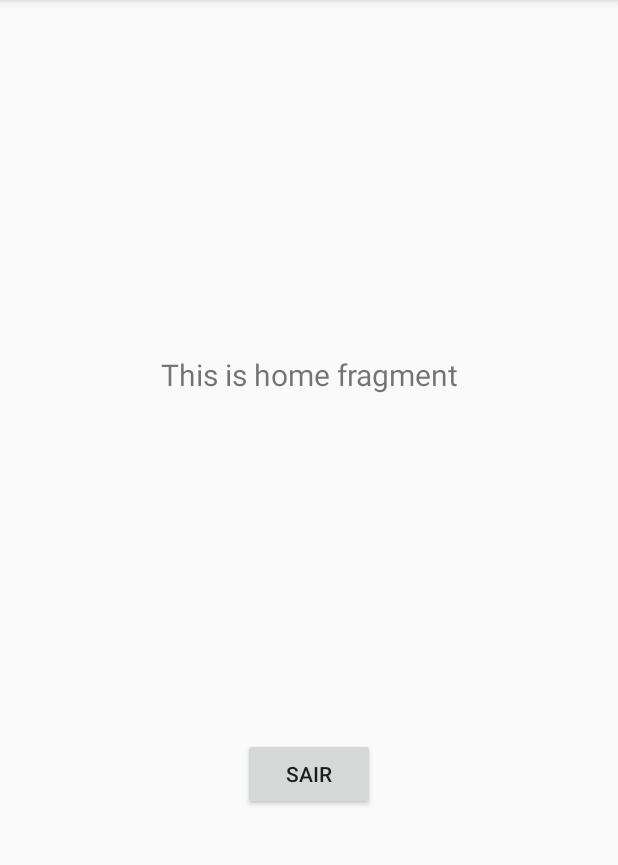
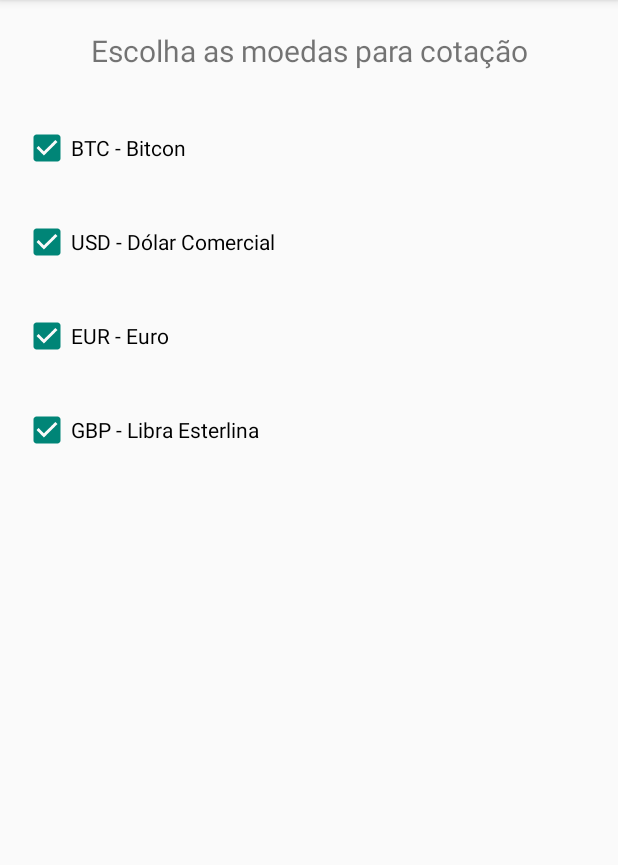
Before and after one commit to bycrr/AppCotacoesMoedasV1, an Android app: the fragment CoinsFragment shown on its own in the app's theme, on a phone screen of 412 x 824 dp, the part 84-949 px from its top. Run offline under Robolectric (Android 15) with nearby library versions, the phone set to English and light mode, and no system bars; 1 statement that could not run was skipped.

Commit message:
Funcionando adicionando e removendo moedas

```diff
--- a/app/src/main/java/br/com/bycrr/v1/appcotacoesmoedas/ui/coins/CoinsFragment.java
+++ b/app/src/main/java/br/com/bycrr/v1/appcotacoesmoedas/ui/coins/CoinsFragment.java
@@ -4,30 +4,71 @@ import android.os.Bundle;
 import android.view.LayoutInflater;
 import android.view.View;
 import android.view.ViewGroup;
-import android.widget.TextView;
-import androidx.annotation.Nullable;
+import android.widget.CheckBox;
+
 import androidx.annotation.NonNull;
 import androidx.fragment.app.Fragment;
-import androidx.lifecycle.Observer;
 import androidx.lifecycle.ViewModelProviders;
+
+import java.util.ArrayList;
+import java.util.List;
+
 import br.com.bycrr.v1.appcotacoesmoedas.R;
+import br.com.bycrr.v1.appcotacoesmoedas.model.Coin;
+import br.com.bycrr.v1.appcotacoesmoedas.util.SharedPrefManager;
+import br.com.bycrr.v1.appcotacoesmoedas.util.Utility;
 
 public class CoinsFragment extends Fragment {
 
   private CoinsViewModel coinsViewModel;
+  SharedPrefManager sharedPrefManager;
+  String urlCoins;
+  ArrayList<Coin> coinArrayList;
 
   public View onCreateView(@NonNull LayoutInflater inflater,
                            ViewGroup container, Bundle savedInstanceState) {
     coinsViewModel =
       ViewModelProviders.of(this).get(CoinsViewModel.class);
-        View root = inflater.inflate(R.layout.fragment_config, container, false);
-        final TextView textView = root.findViewById(R.id.text_home);
+    View root = inflater.inflate(R.layout.fragment_coins, container, false);
+    /*final TextView textView = root.findViewById(R.id.text_home);
     coinsViewModel.getText().observe(getViewLifecycleOwner(), new Observer<String>() {
       @Override
       public void onChanged(@Nullable String s) {
         textView.setText(s);
       }
-        });
+    });*/
+
+    sharedPrefManager = new SharedPrefManager();
+    urlCoins = sharedPrefManager.readUrlCoins(getContext());
+    coinArrayList = new ArrayList<>();
+    if (urlCoins == null) urlCoins = Utility.URL_COINS;
+    List<String> codeList = Utility.getCodeList(urlCoins);
+    String code;
+    CheckBox chkBox;
+
+    for (String codeFull : codeList) {
+      //coinArrayList.add(sharedPrefManager.readCoin(code.substring(0,3), getContext()));
+      if (!codeFull.isEmpty()) {
+        code = codeFull.substring(0, 3);
+
+        if (code.equals("BTC")) {
+          chkBox = root.findViewById(R.id.checkbox_btc);
+          chkBox.setChecked(true);
+
+        } else if (code.equals("USD")) {
+          chkBox = root.findViewById(R.id.checkbox_usd);
+          chkBox.setChecked(true);
+
+        } else if (code.equals("EUR")) {
+          chkBox = root.findViewById(R.id.checkbox_eur);
+          chkBox.setChecked(true);
+
+        } else if (code.equals("GBP")) {
+          chkBox = root.findViewById(R.id.checkbox_gbp);
+          chkBox.setChecked(true);
+        }
+      }
+    }
     return root;
   }
 }
--- a/app/src/main/java/br/com/bycrr/v1/appcotacoesmoedas/ui/config/ConfigFragment.java
+++ b/app/src/main/java/br/com/bycrr/v1/appcotacoesmoedas/ui/config/ConfigFragment.java
@@ -22,8 +22,8 @@ public class ConfigFragment extends Fragment {
                            ViewGroup container, Bundle savedInstanceState) {
     configViewModel =
       ViewModelProviders.of(this).get(ConfigViewModel.class);
-        View root = inflater.inflate(R.layout.fragment_coins, container, false);
-        final TextView textView = root.findViewById(R.id.text_gallery);
+    View root = inflater.inflate(R.layout.fragment_config, container, false);
+    final TextView textView = root.findViewById(R.id.text_home);
     configViewModel.getText().observe(getViewLifecycleOwner(), new Observer<String>() {
       @Override
       public void onChanged(@Nullable String s) {
--- a/app/src/main/java/br/com/bycrr/v1/appcotacoesmoedas/ui/quotation/QuotationFragment.java
+++ b/app/src/main/java/br/com/bycrr/v1/appcotacoesmoedas/ui/quotation/QuotationFragment.java
@@ -51,7 +51,9 @@ public class QuotationFragment extends Fragment {
     List<String> codeList = Utility.getCodeList(urlCoins);
 
     for (String code: codeList) {
-      coinArrayList.add(sharedPrefManager.readCoin(code.substring(0,3), getContext()));
+      if (!code.isEmpty()) {
+        coinArrayList.add(sharedPrefManager.readCoin(code.substring(0, 3), getContext()));
+      }
     }
 
     // TODO: mudar p/funcionar c/loader...  https://www.devmedia.com.br/consumindo-dados-de-um-web-service-com-android/33717
--- a/app/src/main/res/layout/fragment_coins.xml
+++ b/app/src/main/res/layout/fragment_coins.xml
@@ -1,22 +1,44 @@
 <?xml version="1.0" encoding="utf-8"?>
-<androidx.constraintlayout.widget.ConstraintLayout xmlns:android="http://schemas.android.com/apk/res/android"
-    xmlns:app="http://schemas.android.com/apk/res-auto"
-    xmlns:tools="http://schemas.android.com/tools"
+<LinearLayout xmlns:android="http://schemas.android.com/apk/res/android"
+  android:orientation="vertical"
+  android:layout_width="fill_parent"
+  android:layout_height="fill_parent">
+
+  <TextView
     android:layout_width="match_parent"
-    android:layout_height="match_parent"
-    tools:context=".ui.config.ConfigFragment">
+    android:layout_height="wrap_content"
+    android:layout_margin="20dp"
+    android:gravity="center_horizontal"
+    android:text="Escolha as moedas para cotação"
+    android:textSize="20sp"
+    />
 
-    <TextView
-        android:id="@+id/text_gallery"
-        android:layout_width="match_parent"
-        android:layout_height="wrap_content"
-        android:layout_marginStart="8dp"
-        android:layout_marginTop="8dp"
-        android:layout_marginEnd="8dp"
-        android:textAlignment="center"
-        android:textSize="20sp"
-        app:layout_constraintBottom_toBottomOf="parent"
-        app:layout_constraintEnd_toEndOf="parent"
-        app:layout_constraintStart_toStartOf="parent"
-        app:layout_constraintTop_toTopOf="parent" />
-</androidx.constraintlayout.widget.ConstraintLayout>
+  <CheckBox android:id="@+id/checkbox_btc"
+    android:layout_width="wrap_content"
+    android:layout_height="wrap_content"
+    android:layout_margin="15dp"
+    android:text="@string/txtMoedaBTC"
+    android:onClick="onCheckboxClicked"/>
+
+  <CheckBox android:id="@+id/checkbox_usd"
+    android:layout_width="wrap_content"
+    android:layout_height="wrap_content"
+    android:layout_margin="15dp"
+    android:text="@string/txtMoedaUSD"
+    android:onClick="onCheckboxClicked"/>
+
+  <CheckBox android:id="@+id/checkbox_eur"
+    android:layout_width="wrap_content"
+    android:layout_height="wrap_content"
+    android:layout_margin="15dp"
+    android:text="@string/txtMoedaEUR"
+    android:onClick="onCheckboxClicked"/>
+
+  <CheckBox android:id="@+id/checkbox_gbp"
+    android:layout_width="wrap_content"
+    android:layout_height="wrap_content"
+    android:layout_margin="15dp"
+    android:text="@string/txtMoedaGBP"
+    android:onClick="onCheckboxClicked"/>
+
+</LinearLayout>
--- a/app/src/main/res/layout/nav_header_main.xml
+++ b/app/src/main/res/layout/nav_header_main.xml
@@ -5,6 +5,7 @@
   android:layout_height="@dimen/nav_header_height"
   android:background="@drawable/side_nav_bar"
   android:gravity="bottom"
+  android:layout_marginTop="10dp"
   android:orientation="horizontal"
   android:paddingLeft="@dimen/activity_horizontal_margin"
   android:paddingTop="@dimen/activity_vertical_margin"
--- a/app/src/main/res/values/strings.xml
+++ b/app/src/main/res/values/strings.xml
@@ -18,4 +18,8 @@
     <string name="txtDataHora">Data e Hora</string>
   <string name="txtValor">Valor</string>
   <string name="txtAuthor">ByCRR 2020</string>
+    <string name="txtMoedaUSD">USD - Dólar Comercial</string>
+  <string name="txtMoedaEUR">EUR - Euro</string>
+  <string name="txtMoedaBTC">BTC - Bitcon</string>
+  <string name="txtMoedaGBP">GBP - Libra Esterlina</string>
 </resources>
```
Also changed, not shown: app/src/main/java/br/com/bycrr/v1/appcotacoesmoedas/util/Utility.java (+4 -4 lines), app/src/main/java/br/com/bycrr/v1/appcotacoesmoedas/view/MainActivity.java (+43 -0 lines), app/src/main/res/layout/activity_main.xml (indentation only), app/src/main/res/layout/fragment_config.xml (indentation only). Lines whose indentation alone changed are shown as unchanged.
